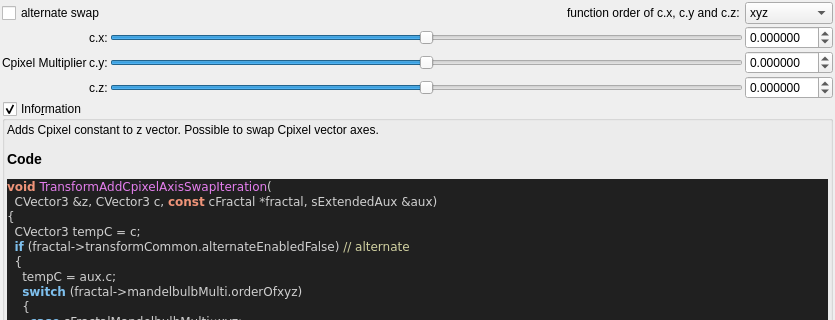
The window that mandelbulber2/qt_data/fractal_transf_add_Cpixel_axis_swap.ui (buddhi1980/mandelbulber2) describes before a commit, drawn with Qt 5; both pictures show x 0 to 835 and y 0 to 320 of the 835 by 824 pixel window.
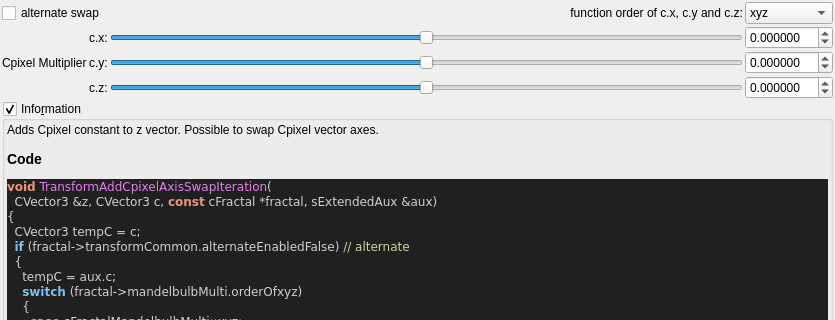
The same window after the commit. Custom widgets are drawn as their Qt base class.

The edit to the form file:
```diff
--- a/mandelbulber2/qt_data/fractal_transf_add_Cpixel_axis_swap.ui
+++ b/mandelbulber2/qt_data/fractal_transf_add_Cpixel_axis_swap.ui
@@ -203,7 +203,7 @@
      <item row="0" column="2">
       <widget class="QLabel" name="label">
        <property name="text">
-        <string>function order of c.x, c.y and c.z: </string>
+        <string>function order of c.x, c.y and c.z:</string>
        </property>
        <property name="alignment">
         <set>Qt::AlignRight|Qt::AlignTrailing|Qt::AlignVCenter</set>
```
